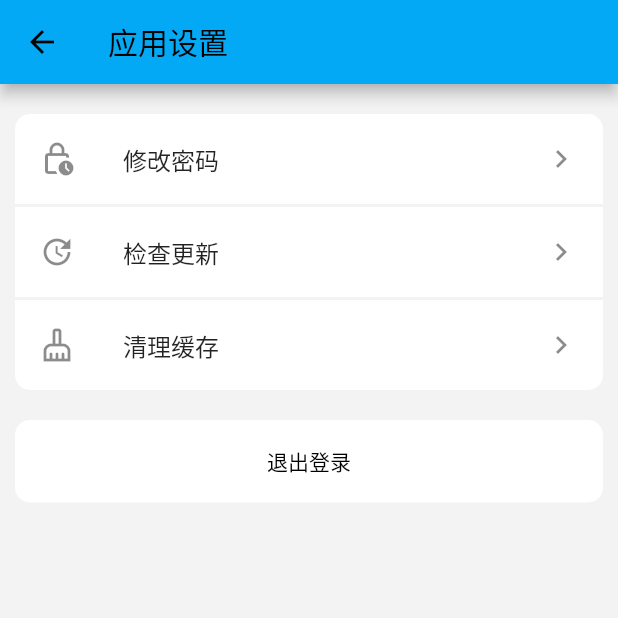
After one commit to lizhenjun0418/ruoyi-app, a Flutter app: the SettingPage screen opened by its route, on a phone screen of 412 x 824 dp, the top half of it. The commit adds this screen. Run offline on Flutter 3.47's test engine with Material 2 defaults, Android fonts, the phone set to English and light mode, and no system bars; our stand-ins replace card_swiper, dio, flutter_easyloading, flutter_svg, get, get_storage and 1 more; missing offline and left inert: shared_preferences_web; accounts and stored records are empty; network calls fail; key blocks and very long unbroken strings in the code were emptied for the run.

Commit message:
增加应用设置页面

```diff
--- a/lib/main.dart
+++ b/lib/main.dart
@@ -17,8 +17,8 @@ class MyApp extends StatelessWidget {
   void _initRouter() {
     GetStorage getStorage = GetStorage();
     String routerKey = getStorage.hasData("token")
-        ? AppRouterConstant.Home
-        : AppRouterConstant.Login;
+        ? AppRouterConstant.home
+        : AppRouterConstant.login;
     getStorage.write("initialRouteKey", routerKey);
   }
 
--- a/lib/pages/login/login.dart
+++ b/lib/pages/login/login.dart
@@ -87,7 +87,7 @@ class _LoginPageState extends State<LoginPage> {
         GetStorage().write("userInfo", getUserInfo);
       }
       EasyLoading.dismiss();
-      Get.toNamed(AppRouterConstant.Home);
+      Get.toNamed(AppRouterConstant.home);
     } else {
       setState(() {
         _getImages();
--- a/lib/pages/persion/persion_page.dart
+++ b/lib/pages/persion/persion_page.dart
@@ -3,7 +3,6 @@ import 'package:flutter_easyloading/flutter_easyloading.dart';
 import 'package:get/get.dart';
 import 'package:get_storage/get_storage.dart';
 
-import '../../api/login_api.dart';
 import '../../api/user_api.dart';
 import '../../router/app_router_constant.dart';
 
@@ -21,19 +20,11 @@ class _PersionPageState extends State<PersionPage> {
   void initState() {
     super.initState();
 
-    String nickName = GetStorage().read("userInfo")["user"]["nickName"];
+    String nickName = GetStorage().read("userInfo")["user"]["userName"];
     setState(() {
       username = nickName;
     });
   }
-
-  void getUserInfo = () async {
-    var result = await getInfo();
-    if (result != null && result["code"] == 200) {
-      Get.toNamed(AppRouterConstant.Persional,
-          arguments: {"args": result["data"]});
-    }
-  };
 
   @override
   Widget build(BuildContext context) {
@@ -56,7 +47,7 @@ class _PersionPageState extends State<PersionPage> {
                         (value) => {
                               if (value != null && value["code"] == 200)
                                 {
-                                  Get.toNamed(AppRouterConstant.Persional,
+                                  Get.toNamed(AppRouterConstant.persional,
                                       arguments: {"userInfo": value})
                                 }
                             }, onError: (error) {
@@ -224,16 +215,20 @@ class _PersionPageState extends State<PersionPage> {
                         bottomLeft: Radius.circular(10.0),
                         bottomRight: Radius.circular(10.0))),
                 margin: const EdgeInsets.only(left: 5, right: 5),
-                child: const ListTile(
-                  leading: Icon(
+                child: ListTile(
+                  leading: const Icon(
                     Icons.settings_outlined,
                     color: Colors.blue,
                   ),
-                  title: Text("应用设置"),
-                  trailing: Icon(
+                  title: const Text("应用设置"),
+                  trailing: const Icon(
                     Icons.keyboard_arrow_right,
                     // color: Colors.,
                   ),
+                  onTap: () {
+                    print("进来了");
+                    Get.toNamed(AppRouterConstant.settings);
+                  },
                 ),
               )
             ]),
--- /dev/null
+++ b/lib/pages/setting/index.dart
@@ -0,0 +1,110 @@
+import 'package:flutter/material.dart';
+import 'package:get/get.dart';
+import 'package:get_storage/get_storage.dart';
+import 'package:ruoyi_app/router/app_router_constant.dart';
+import 'package:ruoyi_app/utils/sputils.dart';
+
+/// 应用设置页面
+class SettingPage extends StatefulWidget {
+  const SettingPage({Key? key}) : super(key: key);
+
+  @override
+  State<SettingPage> createState() => _SettingPageState();
+}
+
+class _SettingPageState extends State<SettingPage> {
+  void _logout() {
+    GetStorage().remove("token");
+    SPUtil().remove("token");
+    Get.offAllNamed(AppRouterConstant.login);
+  }
+
+  @override
+  Widget build(BuildContext context) {
+    return Scaffold(
+        appBar: AppBar(
+          title: const Text("应用设置"),
+        ),
+        body: Container(
+          color: const Color.fromARGB(255, 244, 243, 243),
+          child: Container(
+            margin: const EdgeInsets.only(left: 10.0, right: 10.0, top: 20),
+            child: Column(children: [
+              Container(
+                height: 60,
+                alignment: Alignment.center,
+                decoration: const BoxDecoration(
+                  borderRadius: BorderRadius.only(
+                      topLeft: Radius.circular(10.0),
+                      topRight: Radius.circular(10.0)),
+                  color: Colors.white,
+                ),
+                child: const ListTile(
+                  leading: Icon(Icons.lock_clock_outlined),
+                  title: Text("修改密码"),
+                  trailing: Icon(
+                    Icons.keyboard_arrow_right,
+                  ),
+                ),
+              ),
+              const SizedBox(
+                height: 2,
+              ),
+              Container(
+                height: 60,
+                alignment: Alignment.center,
+                decoration: const BoxDecoration(
+                  color: Colors.white,
+                ),
+                child: const ListTile(
+                  leading: Icon(Icons.update_outlined),
+                  title: Text("检查更新"),
+                  trailing: Icon(
+                    Icons.keyboard_arrow_right,
+                  ),
+                ),
+              ),
+              const SizedBox(
+                height: 2,
+              ),
+              Container(
+                height: 60,
+                alignment: Alignment.center,
+                decoration: const BoxDecoration(
+                    color: Colors.white,
+                    borderRadius: BorderRadius.only(
+                        bottomLeft: Radius.circular(10.0),
+                        bottomRight: Radius.circular(10.0))),
+                child: const ListTile(
+                  leading: Icon(Icons.cleaning_services_outlined),
+                  title: Text("清理缓存"),
+                  trailing: Icon(
+                    Icons.keyboard_arrow_right,
+                  ),
+                ),
+              ),
+              const SizedBox(
+                height: 20,
+              ),
+              Container(
+                height: 55,
+                width: 405,
+                decoration: const BoxDecoration(
+                    color: Colors.white,
+                    borderRadius: BorderRadius.all(Radius.circular(10.0))),
+                child: TextButton(
+                  child: const Text(
+                    "退出登录",
+                    style: TextStyle(color: Colors.black),
+                  ),
+                  onPressed: () {
+                    print("点击登录了");
+                    _logout();
+                  },
+                ),
+              )
+            ]),
+          ),
+        ));
+  }
+}
--- a/lib/router/app_router.dart
+++ b/lib/router/app_router.dart
@@ -5,24 +5,27 @@ import 'package:ruoyi_app/pages/error/404.dart';
 import 'package:ruoyi_app/pages/login/login.dart';
 import 'package:ruoyi_app/pages/page_index.dart';
 import 'package:ruoyi_app/pages/persion/persional_page.dart';
+import 'package:ruoyi_app/pages/setting/index.dart';
 import 'package:ruoyi_app/router/app_router_constant.dart';
 
 /// 路由
 class AppRouterPage {
   static final routers = [
-    GetPage(name: AppRouterConstant.Home, page: () => const PageIndex()),
-    GetPage(name: AppRouterConstant.Login, page: () => const LoginPage()),
-    GetPage(name: AppRouterConstant.Error_404, page: () => const ErrorPage()),
+    GetPage(name: AppRouterConstant.home, page: () => const PageIndex()),
+    GetPage(name: AppRouterConstant.login, page: () => const LoginPage()),
+    GetPage(name: AppRouterConstant.error_404, page: () => const ErrorPage()),
     GetPage(
-        name: AppRouterConstant.Persional, page: () => const PersionalPage())
+        name: AppRouterConstant.persional, page: () => const PersionalPage()),
+    GetPage(name: AppRouterConstant.settings, page: () => const SettingPage())
   ];
 
   /// 路由
   static final Map<String, WidgetBuilder> routerMaps = {
-    AppRouterConstant.Home: (context) => const PageIndex(),
-    AppRouterConstant.Login: (context) => const LoginPage(),
-    AppRouterConstant.Error_404: (context) => const ErrorPage(),
-    AppRouterConstant.Persional: (context) => const PersionalPage()
+    AppRouterConstant.home: (context) => const PageIndex(),
+    AppRouterConstant.login: (context) => const LoginPage(),
+    AppRouterConstant.error_404: (context) => const ErrorPage(),
+    AppRouterConstant.persional: (context) => const PersionalPage(),
+    AppRouterConstant.settings: (context) => const SettingPage()
   };
 
   ///路由拦截
--- a/lib/router/app_router_constant.dart
+++ b/lib/router/app_router_constant.dart
@@ -1,14 +1,17 @@
 /// 路由常量
 class AppRouterConstant {
   /// 登录
-  static const String Login = "/login";
+  static const String login = "/login";
 
   /// 首页
-  static const String Home = "/home";
+  static const String home = "/home";
 
   /// 错误页面
-  static const String Error_404 = "/error_404";
+  static const String error_404 = "/error_404";
 
   /// 个人信息页面
-  static const String Persional = "/persional";
+  static const String persional = "/persional";
+
+  /// 应用设置页面
+  static const String settings = "/settings";
 }
--- a/lib/utils/request.dart
+++ b/lib/utils/request.dart
@@ -64,12 +64,12 @@ class DioRequest {
     if (code == 403) {
       SPUtil().clean();
       GetStorage().erase();
-      Get.toNamed(AppRouterConstant.Login);
+      Get.toNamed(AppRouterConstant.login);
     }
     if (code == 401) {
       SPUtil().clean();
       GetStorage().erase();
-      Get.offAll(AppRouterConstant.Login);
+      Get.offAll(AppRouterConstant.login);
     }
     handler.next(response);
   }
@@ -108,7 +108,7 @@ class DioRequest {
           // 没有token，跳抓登录页面
           getStorage.remove("token");
           SPUtil().remove("token");
-          Get.offNamed(AppRouterConstant.Login);
+          Get.offNamed(AppRouterConstant.login);
         }
       }
       print("token: ${getStorage.read("token")}");
```
Also changed, not shown: 1 other file.
